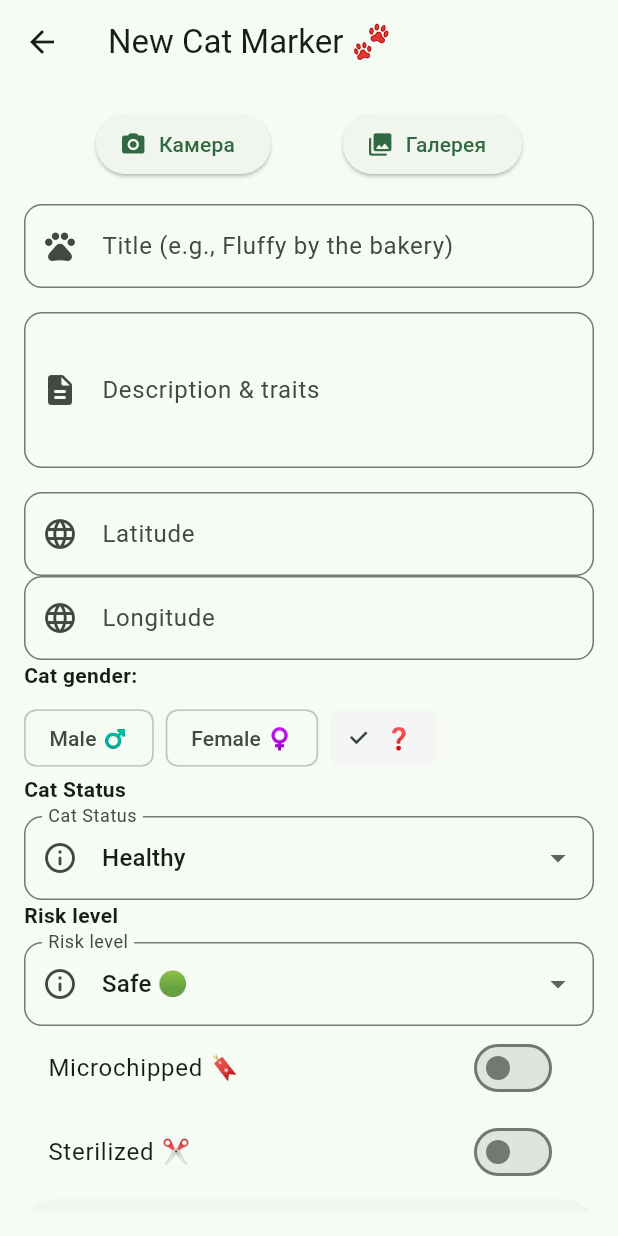
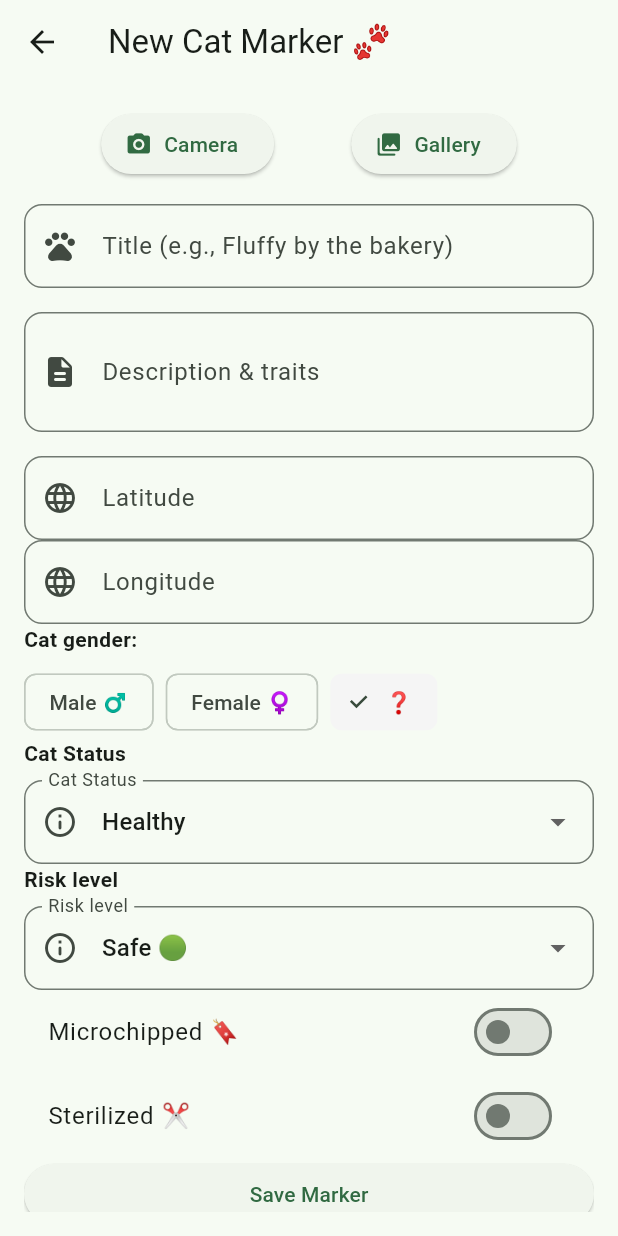
Before and after one commit to cherrydan/purr_patrol, a Flutter app: the screen it shows after launch, after a tap on "Add Cat", on a phone screen of 412 x 824 dp. Run offline on Flutter 3.47's test engine with Material 3 defaults, Android fonts, the phone set to English and light mode, and no system bars; our stand-ins replace cloud_firestore, firebase_core, flutter_map, geolocator, image_picker, latlong2 and 1 more; accounts and stored records are empty.

Commit message:
fix: image picker localization, feat: button with gps emulation

```diff
--- a/lib/l10n/app_en.arb
+++ b/lib/l10n/app_en.arb
@@ -36,7 +36,10 @@
   "riskLabel": "Risk level",
   "riskSafe": "Safe 🟢",
   "riskDogsNearby": "Dogs nearby 🟡",
-  "riskUrgentDanger": "URGENT DANGER 🔴"
+  "riskUrgentDanger": "URGENT DANGER 🔴",
+  "cameraButton": "Camera",
+  "galleryButton": "Gallery"
+
 
 
 }
--- a/lib/l10n/app_es.arb
+++ b/lib/l10n/app_es.arb
@@ -32,6 +32,9 @@
   "riskLabel": "Nivel de riesgo",
   "riskSafe": "Seguro 🟢",
   "riskDogsNearby": "Hay perros cerca 🟡",
-  "riskUrgentDanger": "PELIGRO URGENTE 🔴"
+  "riskUrgentDanger": "PELIGRO URGENTE 🔴",
+  "cameraButton": "Cámara",
+  "galleryButton": "Galería"
+
 
 }
--- a/lib/l10n/app_localizations.dart
+++ b/lib/l10n/app_localizations.dart
@@ -297,6 +297,18 @@ abstract class AppLocalizations {
   /// In en, this message translates to:
   /// **'URGENT DANGER 🔴'**
   String get riskUrgentDanger;
+
+  /// No description provided for @cameraButton.
+  ///
+  /// In en, this message translates to:
+  /// **'Camera'**
+  String get cameraButton;
+
+  /// No description provided for @galleryButton.
+  ///
+  /// In en, this message translates to:
+  /// **'Gallery'**
+  String get galleryButton;
 }
 
 class _AppLocalizationsDelegate
--- a/lib/l10n/app_localizations_en.dart
+++ b/lib/l10n/app_localizations_en.dart
@@ -106,4 +106,10 @@ class AppLocalizationsEn extends AppLocalizations {
 
   @override
   String get riskUrgentDanger => 'URGENT DANGER 🔴';
+
+  @override
+  String get cameraButton => 'Camera';
+
+  @override
+  String get galleryButton => 'Gallery';
 }
--- a/lib/l10n/app_localizations_es.dart
+++ b/lib/l10n/app_localizations_es.dart
@@ -106,4 +106,10 @@ class AppLocalizationsEs extends AppLocalizations {
 
   @override
   String get riskUrgentDanger => 'PELIGRO URGENTE 🔴';
+
+  @override
+  String get cameraButton => 'Cámara';
+
+  @override
+  String get galleryButton => 'Galería';
 }
--- a/lib/l10n/app_localizations_ru.dart
+++ b/lib/l10n/app_localizations_ru.dart
@@ -106,4 +106,10 @@ class AppLocalizationsRu extends AppLocalizations {
 
   @override
   String get riskUrgentDanger => 'СРОЧНАЯ ОПАСНОСТЬ 🔴';
+
+  @override
+  String get cameraButton => 'Камера';
+
+  @override
+  String get galleryButton => 'Галерея';
 }
--- a/lib/l10n/app_ru.arb
+++ b/lib/l10n/app_ru.arb
@@ -32,6 +32,9 @@
   "riskLabel": "Уровень риска",
   "riskSafe": "Безопасно 🟢",
   "riskDogsNearby": "Рядом собаки 🟡",
-  "riskUrgentDanger": "СРОЧНАЯ ОПАСНОСТЬ 🔴"
+  "riskUrgentDanger": "СРОЧНАЯ ОПАСНОСТЬ 🔴",
+  "cameraButton": "Камера",
+  "galleryButton": "Галерея"
+
 
 }
--- a/lib/screens/add_cat_screen.dart
+++ b/lib/screens/add_cat_screen.dart
@@ -94,7 +94,7 @@ class _AddCatScreenState extends State<AddCatScreen> {
               // Текстовое поле Описания
               TextFormField(
                 controller: _descriptionController,
-                maxLines: 3,
+                maxLines: 2,
                 decoration: InputDecoration(
                   labelText: l10n.catDescriptionInput,
                   border: OutlineInputBorder(
@@ -350,7 +350,10 @@ class _AddCatScreenState extends State<AddCatScreen> {
                  if (!context.mounted) return;
                   Navigator.pop(context);
                 }
-              )
+              ),
+              const SizedBox(height: 40), // 🟢 Спасительный отступ для скролла!
+
+
             ],
           ),
         ),
--- a/lib/screens/map_screen.dart
+++ b/lib/screens/map_screen.dart
@@ -1,5 +1,6 @@
 import 'package:flutter/material.dart';
 import 'package:flutter_map/flutter_map.dart';
+import 'package:geolocator/geolocator.dart';
 import 'package:latlong2/latlong.dart';
 import 'package:purr_patrol/l10n/app_localizations.dart';
 import 'package:purr_patrol/models/cat_enums.dart';
@@ -23,6 +24,39 @@ class _MapScreenState extends State<MapScreen> {
   // Стартовые координаты: Мадрид, Испания (Центр Южной Европы)
   final LatLng _initialCenter = const LatLng(40.416775, -3.703790);
   final CatService _catService = CatService();
+  final _mapController = MapController();
+
+
+  Future<void> _getCurrentLocation() async {
+  bool serviceEnabled = await Geolocator.isLocationServiceEnabled();
+  if (!serviceEnabled) {
+    // Службы геолокации выключены
+    return;
+  }
+
+  LocationPermission permission = await Geolocator.checkPermission();
+  if (permission == LocationPermission.denied) {
+    permission = await Geolocator.requestPermission();
+    if (permission == LocationPermission.denied) {
+      // Разрешение отклонено
+      return;
+    }
+  }
+
+  if (permission == LocationPermission.deniedForever) {
+    // Разрешение заблокировано навсегда
+    return;
+  }
+
+        // Если всё отлично, получаем позицию:
+        Position position = await Geolocator.getCurrentPosition(
+        locationSettings: const LocationSettings(
+          accuracy: LocationAccuracy.high, // Твоя высокая точность
+          distanceFilter: 10,             // (Опционально) обновление каждые 10 метров
+        ),
+      );
+      _mapController.move(LatLng(position.latitude, position.longitude), 14.0);
+  }
 
 
   void _showCatDetailsSheet(CatMarker cat) {
@@ -208,6 +242,7 @@ class _MapScreenState extends State<MapScreen> {
 
     return Scaffold(
       body: FlutterMap(
+        mapController: _mapController,
         options: MapOptions(
           initialCenter: _initialCenter,
           initialZoom: 14.0,
@@ -274,11 +309,26 @@ class _MapScreenState extends State<MapScreen> {
         ],
       ),
 
-      // 🟢 НАША КНОПКА ДОБАВЛЕНИЯ:
-      floatingActionButton: FloatingActionButton.extended(
+            // 🟢 Две кнопки в правом нижнем углу:
+      floatingActionButton: Column(
+        mainAxisAlignment: MainAxisAlignment.end,
+        crossAxisAlignment: CrossAxisAlignment.end,
+        children: [
+          // 1. Кнопка геолокации (GPS)
+          FloatingActionButton(
+            heroTag: 'btnLocation', // Уникальный тег, чтобы Flutter не ругался на две кнопки
+            onPressed: _getCurrentLocation, // 🟢 Вызываем твой метод!
+            backgroundColor: Colors.white,
+            foregroundColor: Colors.black87,
+            child: const Icon(Icons.my_location_rounded),
+          ),
+          const SizedBox(height: 12),
+
+          // 2. Твоя кнопка добавления котика
+          FloatingActionButton.extended(
+            heroTag: 'btnAddCat',
             onPressed: () {
               logger.i("Нажата кнопка добавления нового котика");
-          // На следующем микро-шаге здесь откроем форму создания!
               Navigator.push(
                 context,
                 MaterialPageRoute(
@@ -289,10 +339,12 @@ class _MapScreenState extends State<MapScreen> {
                 ),
               );
             },
-        backgroundColor: const Color(0xFF2ECC71), // Наш эко-зеленый
+            backgroundColor: const Color(0xFF2ECC71),
             foregroundColor: Colors.white,
             icon: const Icon(Icons.add_location_alt_rounded),
             label: Text(l10n.addCatMarker),
+          ),
+        ],
       ),
 
     );
--- a/lib/widgets/image_picker_widget.dart
+++ b/lib/widgets/image_picker_widget.dart
@@ -1,6 +1,7 @@
 import 'dart:io';
 import 'package:flutter/material.dart';
 import 'package:image_picker/image_picker.dart';
+import '../l10n/app_localizations.dart';
 
 class ImagePickerWidget extends StatefulWidget {
   final Function(File?) onImageSelected; // 🟢 Передаем фото наверх
@@ -28,6 +29,9 @@ class _ImagePickerWidgetState extends State<ImagePickerWidget> {
 
   @override
   Widget build(BuildContext context) {
+
+    final l10n = AppLocalizations.of(context)!;
+
     return Column(
       children: [
         if (_imageFile != null)
@@ -50,12 +54,12 @@ class _ImagePickerWidgetState extends State<ImagePickerWidget> {
     ElevatedButton.icon(
       onPressed: () => _pickImage(ImageSource.camera),
       icon: const Icon(Icons.camera_alt_rounded),
-      label: const Text('Камера'), // потом вынесем в l10n
+      label: Text(l10n.cameraButton),
     ),
     ElevatedButton.icon(
       onPressed: () => _pickImage(ImageSource.gallery),
       icon: const Icon(Icons.photo_library_rounded),
-      label: const Text('Галерея'), // потом вынесем в l10n
+      label: Text(l10n.galleryButton),
     ),
   ],
 )
--- a/pubspec.yaml
+++ b/pubspec.yaml
@@ -41,6 +41,8 @@ dependencies:
   firebase_auth: ^5.1.1
   cloud_firestore: ^5.0.2
   http: ^1.2.1
+  geolocator: ^14.0.3
+
 
   image_picker: ^1.1.2 # 🟢 Пакет для работы с камерой и галереей
 
```
Also changed, not shown: pubspec.lock, 4 other files. Lines whose indentation alone changed are shown as unchanged.
